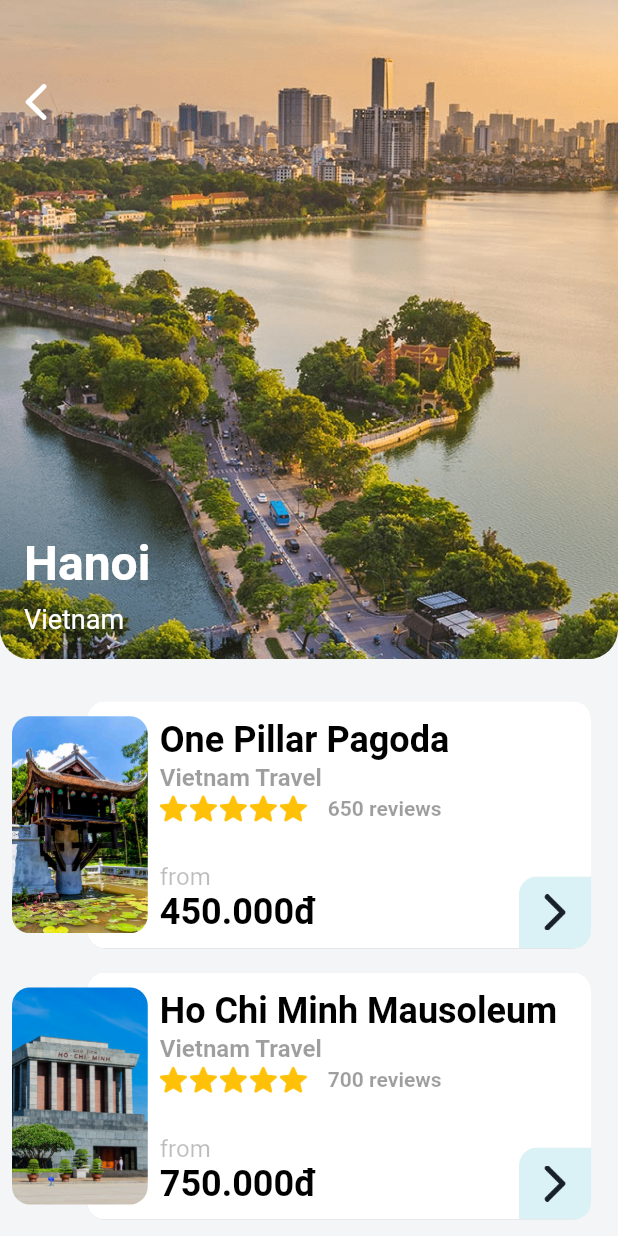
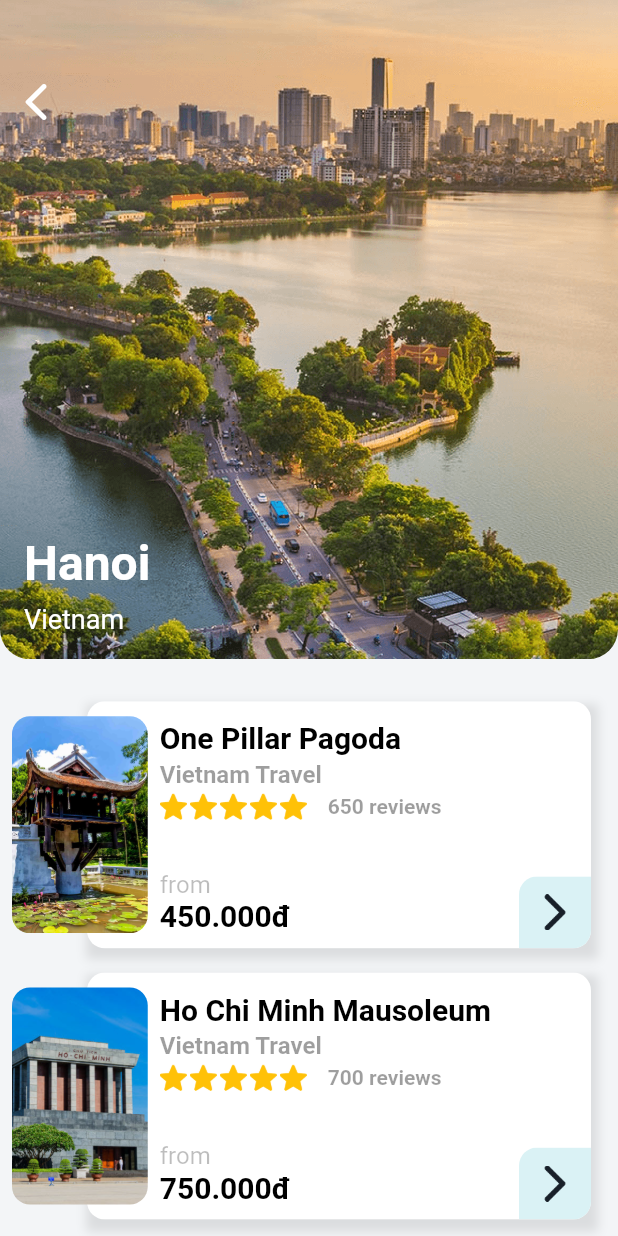
Before and after one commit to chungbd/flutter_ui_challenge, a Flutter app: the screen it shows after launch, on a phone screen of 412 x 824 dp. Run offline on Flutter 3.47's test engine with Material 2 defaults, Android fonts, the phone set to English and light mode, and no system bars; our stand-ins replace page_indicator; missing offline and left inert: mark922_flutter_lottie.

Commit message:
update layout for 02

```diff
--- a/ui_challenge_02_sliver_app_bar/lib/main.dart
+++ b/ui_challenge_02_sliver_app_bar/lib/main.dart
@@ -133,7 +133,8 @@ class _MyHomePageState extends State<MyHomePage> {
                         ),
                       ],
                     );
-    var listView = ListView.builder(
+    var listView =
+      ListView.builder(
         padding: EdgeInsets.symmetric(vertical: 20),
         itemCount: destinations.length,
         itemBuilder: (BuildContext ctxt, int index) {
@@ -146,11 +147,20 @@ class _MyHomePageState extends State<MyHomePage> {
           child: Column(
             children: <Widget>[
               headerStack,
-              Expanded(child: listView),
+              Expanded(
+                child:
+                  RefreshIndicator(child: listView, onRefresh: _onRefresh)
+                ),
             ],
           ),
           )
     );
+  }
+
+  Future<void> _onRefresh() async
+    {
+      print('refreshing stocks...');
+
     }
 
   Widget _createItemFrom(Destination destination) {
@@ -175,7 +185,7 @@ class _MyHomePageState extends State<MyHomePage> {
      );
 
     var titleStyle = TextStyle(
-                        fontSize: 24,
+                        fontSize: 20,
                         fontWeight: FontWeight.bold,
                         color: Colors.black
                       );
@@ -251,19 +261,20 @@ class _MyHomePageState extends State<MyHomePage> {
               left: 50,
               right: 10,
               child:
-                ClipRRect(
-                  borderRadius: BorderRadius.all(Radius.circular(12)),
-                  child: Container(
+                  Container(
                     decoration: BoxDecoration(
                       boxShadow: [
                         BoxShadow(
-                          color: Colors.grey.withOpacity(0.5),
-                          spreadRadius: 20,
-                          blurRadius: 20,
-                          offset: Offset(3, 27), // changes position of shadow
+                          color: Color.fromRGBO(0, 0, 0, 0.1),
+                          spreadRadius: 3,
+                          blurRadius: 5,
+                          offset: Offset(2, 5), // changes position of shadow
                         ),
                       ],
                     ),
+                    child:
+                      ClipRRect(
+                        borderRadius: BorderRadius.all(Radius.circular(12)),
                         child:
                             Container(
                               alignment: Alignment.bottomRight,
```
Lines whose indentation alone changed are shown as unchanged.
